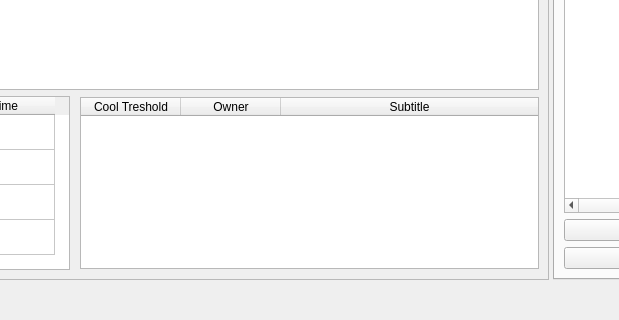
Dhterech/neobes-gui, file ui/neobes.ui: the form before one commit; both pictures show x 285 to 904 and y 429 to 749 of the 1193 by 749 pixel window.
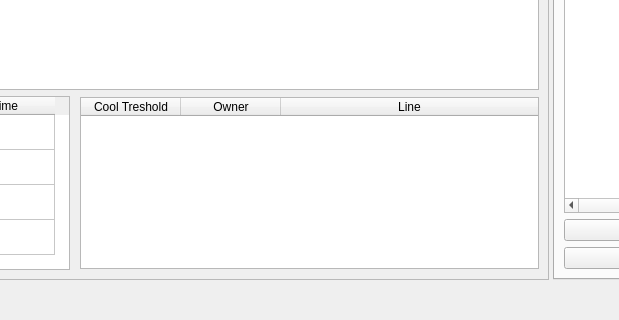
The form after the commit. Icons and pictures are not drawn.

Commit message: Replace subtitle column with line preview

Patch:
```diff
--- a/ui/neobes.ui
+++ b/ui/neobes.ui
@@ -595,7 +595,7 @@
                  </column>
                  <column>
                   <property name="text">
-                   <string>Subtitle</string>
+                   <string>Line</string>
                   </property>
                  </column>
                 </widget>
```
Left out of the diff: 12 changed lines with no effect on the pictures. The commit also changes 1 other file.
